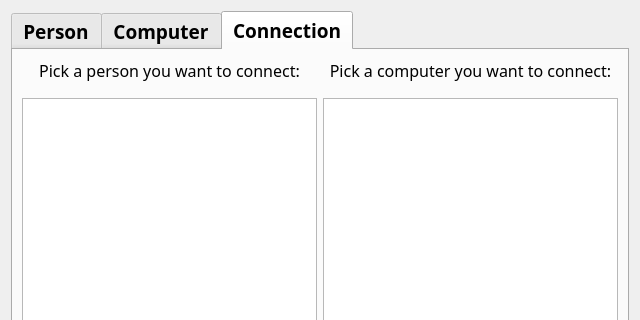
The window that additem.ui (Fanarito/VLN1) describes before a commit, drawn with Qt 5; both pictures show x 0 to 640 and y 0 to 320 of the 640 by 724 pixel window.
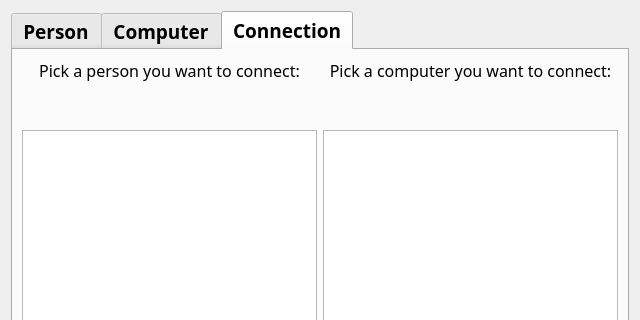
The same window after the commit. The open tabs and pages were chosen to show the change.

Commit message: Fixed program crash when connection added with nothing selected - also fixed add person nationality error not resetting

```diff
--- a/additem.ui
+++ b/additem.ui
@@ -499,6 +499,24 @@
          </item>
         </layout>
        </item>
+       <item>
+        <layout class="QHBoxLayout" name="horizontalLayout_8">
+         <item>
+          <widget class="QLabel" name="LabelErrorAddPersonConnection">
+           <property name="text">
+            <string/>
+           </property>
+          </widget>
+         </item>
+         <item>
+          <widget class="QLabel" name="LabelErrorAddComputerConnection">
+           <property name="text">
+            <string/>
+           </property>
+          </widget>
+         </item>
+        </layout>
+       </item>
        <item>
         <layout class="QHBoxLayout" name="horizontalLayout_7">
          <property name="bottomMargin">
```
The commit also changes 2 other files.
